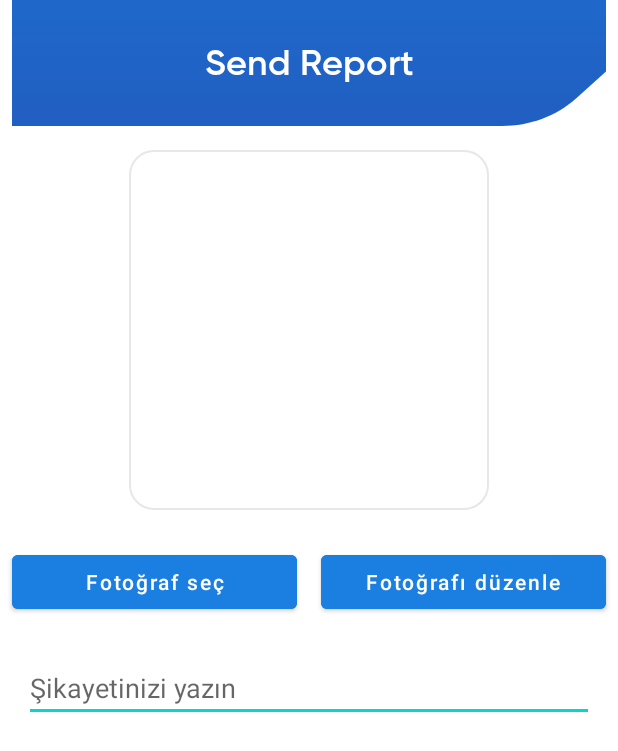
After one commit to vindicta43/FlightappDemo, an Android app: the ReportPage screen opened directly, with no data from a screen before it, on a phone screen of 412 x 824 dp. The commit adds this screen. Shown: the top 751 px of the screen. Run offline under Robolectric (Android 15) with nearby library versions, the phone set to English and light mode, and no system bars.

Commit message:
ananas library implementation and basic report page design

```diff
--- a/app/build.gradle
+++ b/app/build.gradle
@@ -38,7 +38,7 @@ android {
 
 dependencies {
 
-    implementation "org.jetbrains.kotlin:kotlin-stdlib:$kotlin_version"
+    implementation "org.jetbrains.kotlin:kotlin-stdlib:1.5.21"
     implementation 'androidx.core:core-ktx:1.6.0'
     implementation 'androidx.appcompat:appcompat:1.3.1'
     implementation 'com.google.android.material:material:1.4.0'
@@ -51,6 +51,9 @@ dependencies {
     testImplementation 'junit:junit:4.13.2'
     androidTestImplementation 'androidx.test.ext:junit:1.1.3'
     androidTestImplementation 'androidx.test.espresso:espresso-core:3.4.0'
+
+    // photo edit
+    implementation 'com.github.iamutkarshtiwari:Ananas:1.2.6'
 
     // firebase
     implementation platform('com.google.firebase:firebase-bom:28.3.0')
--- a/app/src/main/AndroidManifest.xml
+++ b/app/src/main/AndroidManifest.xml
@@ -3,6 +3,7 @@
     package="com.example.flightappdemo">
 
     <uses-permission android:name="android.permission.CALL_PHONE" />
+    <uses-permission android:name="android.permission.READ_EXTERNAL_STORAGE" />
 
     <application
         android:allowBackup="true"
@@ -11,6 +12,9 @@
         android:roundIcon="@mipmap/ic_launcher_round"
         android:supportsRtl="true"
         android:theme="@style/Theme.FlightappDemo">
+        <activity
+            android:name=".ReportPage"
+            android:exported="true" />
         <activity
             android:name=".AirportFlights"
             android:exported="true" />
--- /dev/null
+++ b/app/src/main/java/com/example/flightappdemo/ReportPage.kt
@@ -0,0 +1,71 @@
+package com.example.flightappdemo
+
+import android.app.Activity
+import android.content.Intent
+import android.graphics.drawable.Drawable
+import androidx.appcompat.app.AppCompatActivity
+import android.os.Bundle
+import android.util.Log
+import android.view.MotionEvent
+import android.view.View
+import android.widget.Button
+import android.widget.ImageView
+import android.widget.Toast
+import androidx.activity.result.ActivityResult
+import androidx.activity.result.ActivityResultCallback
+import androidx.activity.result.ActivityResultLauncher
+import androidx.activity.result.contract.ActivityResultContracts
+import java.lang.Exception
+
+class ReportPage : AppCompatActivity() {
+    private val PHOTO_PICK_CODE = 101
+
+    private lateinit var ivReportImage: ImageView
+    override fun onCreate(savedInstanceState: Bundle?) {
+        super.onCreate(savedInstanceState)
+        setContentView(R.layout.activity_report_page)
+
+        ivReportImage = findViewById(R.id.ivReportImage)
+        val btnPickImage = findViewById<Button>(R.id.btnPickImage)
+        btnPickImage.setOnClickListener {
+            val intent = Intent(Intent.ACTION_PICK)
+            intent.type = "image/*"
+            startActivityForResult(intent, PHOTO_PICK_CODE)
+        }
+
+        val btnEditImage = findViewById<Button>(R.id.btnEditImage)
+        btnEditImage.setOnClickListener {
+            ivReportImage = findViewById(R.id.ivReportImage)
+            val imageSrc: Drawable? = ivReportImage.drawable
+            // if image doesn't selected
+            if (imageSrc == null) {
+                Toast.makeText(this, "Önce bir resim seçin", Toast.LENGTH_SHORT).show()
+            } else {
+//                try {
+//                    var output: String? = ""
+//                    val intent = ImageEditorIntentBuilder(
+//                        this,
+//                        ivReportImage.drawable.constantState.toString(),
+//                        output
+//                    )
+//                        .withAddText() // Add the features you need
+//                        .withPaintFeature()
+//                        .withFilterFeature()
+//                        .withRotateFeature()
+//                        .withCropFeature()
+//                        .withBrightnessFeature()
+//                        .withSaturationFeature()
+//                        .withBeautyFeature()
+//                        .withStickerFeature()
+//                        .forcePortrait(true)  // Add this to force portrait mode (It's set to false by default)
+//                        .setSupportActionBarVisibility(false) // To hide app's default action bar
+//                        .build();
+//
+//                    EditImageActivity.start(editResultLauncher, intent, this)
+//                } catch (e: Exception) {
+//                    Toast.makeText(this, e.message, Toast.LENGTH_LONG).show()
+//                }
+            }
+        }
+    }
+}
--- a/app/src/main/res/drawable/flight_layout_bg.xml
+++ b/app/src/main/res/drawable/bg_layout.xml
@@ -1,8 +1,8 @@
 <?xml version="1.0" encoding="utf-8"?>
 <shape xmlns:android="http://schemas.android.com/apk/res/android">
     <corners
-        android:radius="10dp" />
+        android:radius="16dp" />
     <stroke
-        android:width="2dp"
-        android:color="@color/design_default_color_secondary"/>
+        android:width="1dp"
+        android:color="@color/grey"/>
 </shape>
--- /dev/null
+++ b/app/src/main/res/layout/activity_report_page.xml
@@ -0,0 +1,91 @@
+<?xml version="1.0" encoding="utf-8"?>
+<RelativeLayout xmlns:android="http://schemas.android.com/apk/res/android"
+    xmlns:app="http://schemas.android.com/apk/res-auto"
+    xmlns:tools="http://schemas.android.com/tools"
+    android:layout_width="match_parent"
+    android:layout_height="match_parent"
+    tools:context=".ReportPage"
+    android:orientation="vertical">
+
+    <RelativeLayout
+        android:id="@+id/relativeReport"
+        android:layout_width="match_parent"
+        android:layout_height="wrap_content" >
+
+        <ImageView
+            android:id="@+id/imageView12"
+            android:layout_width="match_parent"
+            android:layout_height="wrap_content"
+            android:paddingHorizontal="8dp"
+            android:scaleType="fitXY"
+            android:src="@drawable/ic_toolbar_background"
+            android:layout_alignParentStart="true"
+            android:layout_alignParentEnd="true"
+            android:layout_alignParentTop="true"/>
+
+        <TextView
+            android:id="@+id/textView10"
+            android:layout_width="wrap_content"
+            android:layout_height="wrap_content"
+            android:fontFamily="@font/gilroy_semibold"
+            android:text="Send Report"
+            android:textColor="@android:color/white"
+            android:textSize="24sp"
+            android:gravity="center"
+            android:layout_alignTop="@id/imageView12"
+            android:layout_alignStart="@id/imageView12"
+            android:layout_alignEnd="@id/imageView12"
+            android:layout_alignBottom="@id/imageView12" />
+    </RelativeLayout>
+
+    <ImageView
+        android:id="@+id/ivReportImage"
+        android:layout_width="240dp"
+        android:layout_height="240dp"
+        android:layout_below="@id/relativeReport"
+        android:layout_centerInParent="true"
+        android:layout_marginStart="16dp"
+        android:layout_marginTop="16dp"
+        android:layout_marginEnd="16dp"
+        android:layout_marginBottom="16dp"
+        android:background="@drawable/bg_layout"
+        android:padding="1dp" />
+
+    <LinearLayout
+        android:id="@+id/linearReport"
+        android:layout_width="match_parent"
+        android:layout_height="wrap_content"
+        android:orientation="horizontal"
+        android:layout_below="@id/ivReportImage">
+
+        <Button
+            android:id="@+id/btnPickImage"
+            android:layout_weight="1"
+            android:layout_margin="8dp"
+            android:layout_width="match_parent"
+            android:layout_height="wrap_content"
+            android:backgroundTint="@color/base_blue"
+            android:text="Fotoğraf seç"
+            android:textAllCaps="false" />
+
+        <Button
+            android:id="@+id/btnEditImage"
+            android:layout_weight="1"
+            android:layout_margin="8dp"
+            android:layout_width="match_parent"
+            android:layout_height="wrap_content"
+            android:backgroundTint="@color/base_blue"
+            android:text="Fotoğrafı düzenle"
+            android:textAllCaps="false" />
+
+    </LinearLayout>
+
+    <EditText
+        android:layout_width="match_parent"
+        android:layout_height="wrap_content"
+        android:layout_below="@id/linearReport"
+        android:layout_margin="16dp"
+
+        android:hint="Şikayetinizi yazın" />
+
+</RelativeLayout>
--- a/app/src/main/res/values/colors.xml
+++ b/app/src/main/res/values/colors.xml
@@ -17,4 +17,7 @@
     <color name="tab_selected_color">#D9EBFF</color>
     <color name="background_color">#1C57B0</color>
     <color name="black_with_alpha">#90000000</color>
+    <color name="colorPrimary">#6200EE</color>
+    <color name="colorPrimaryDark">#3700B3</color>
+    <color name="colorAccent">#03DAC5</color>
 </resources>
--- a/app/src/main/res/values/strings.xml
+++ b/app/src/main/res/values/strings.xml
@@ -2,5 +2,5 @@
     <string name="app_name">Flightapp Demo</string>
     <string name="lorem1">Lorem ipsum dolor sit amet, consectetur adipiscing elit, sed do eiusmod tempor incididunt ut labore et dolore magna aliqua. Ut enim ad minim veniam, quis nostrud exercitation ullamco laboris nisi ut aliquip ex ea commodo consequat.</string>
     <string name="lorem2">Sed ut perspiciatis unde omnis iste natus error sit voluptatem accusantium doloremque laudantium, totam rem aperiam, eaque ipsa quae ab illo inventore veritatis et quasi architecto beatae vitae dicta sunt explicabo. Nemo enim ipsam voluptatem quia voluptas sit aspernatur aut odit aut fugit, sed quia consequuntur magni dolores eos qui ratione voluptatem sequi nesciunt.</string>
-    <string name="lorem3">Neque porro quisquam est, qui dolorem ipsum quia dolor sit amet, consectetur, adipisci velit, sed quia non numquam eius modi tempora incidunt ut labore et dolore magnam aliquam quaerat voluptatem. Ut enim ad minima veniam, quis nostrum exercitationem ullam corporis suscipit laboriosam, nisi ut aliquid ex ea commodi consequatur?</string>
+    <string name="lorem3">Neque porro quisquam est, qui dolorem ipsum quia dolor sit amet, consectetur, adipisci velit, sed quia non numquam eius modi tempora incidunt ut labore et dolore magnam aliquam quaerat voluptatem. Ut enim ad minima veniam, quis nostrum exercitationem ullam corporis suscipit laboriosam, nisi ut aliquid ex ea commodi consequatur?</string>F
 </resources>
--- a/build.gradle
+++ b/build.gradle
@@ -26,6 +26,7 @@ allprojects {
         google()
         mavenCentral()
         jcenter() // Warning: this repository is going to shut down soon
+        maven { url 'https://jitpack.io' }
     }
 }
 
```
Also changed, not shown: app/src/main/java/com/example/flightappdemo/mainpages/ProfileFragment.kt (+8 -0 lines), app/src/main/res/layout/fragment_profile.xml (+60 -43 lines), app/src/main/res/values/styles.xml (added, +26 -0 lines), gradle.properties (+9 -11 lines), gradle/wrapper/gradle-wrapper.properties, 1 other file.
